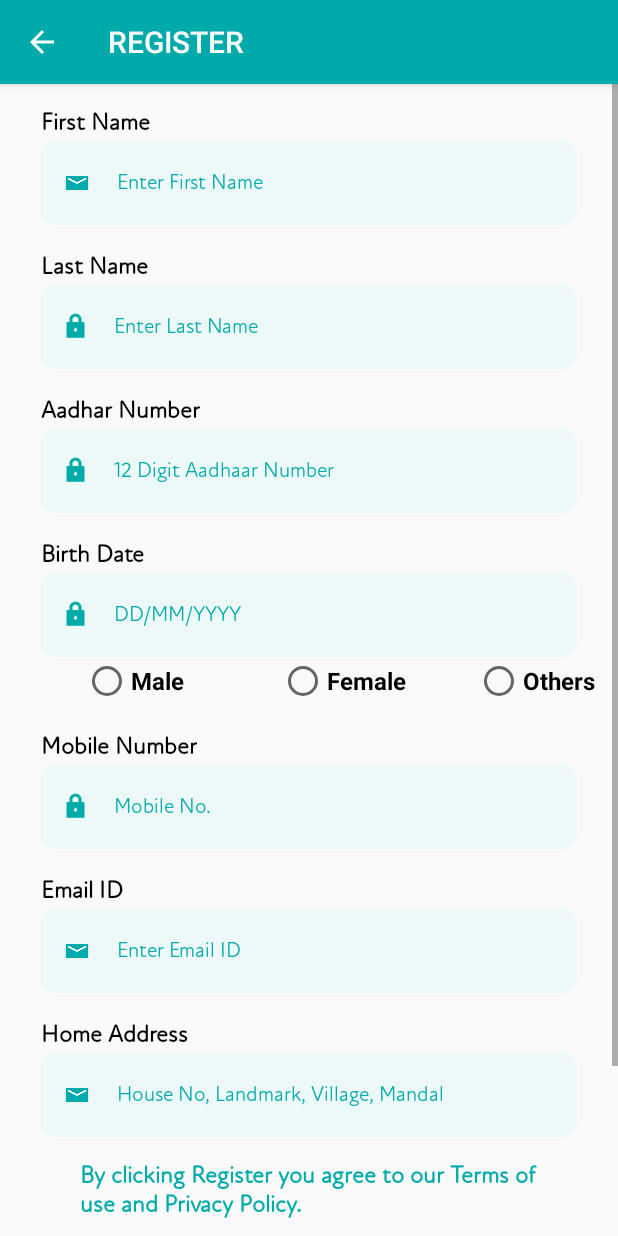
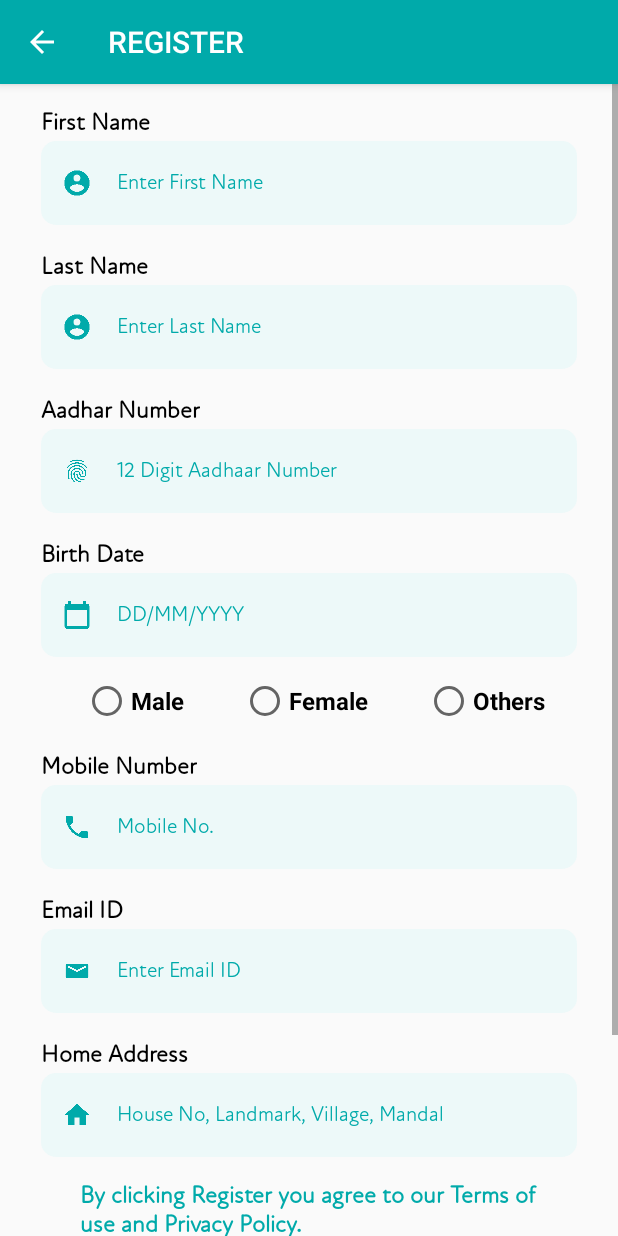
Before and after one commit to priyamshah112/bapatla-health, an Android app: the Registration screen opened directly, with no data from a screen before it, on a phone screen of 412 x 824 dp. Run offline under Robolectric (Android 15) with nearby library versions, the phone set to English and light mode, and no system bars.

Commit message:
registration icons added

```diff
--- /dev/null
+++ b/app/src/main/res/drawable/account_icon.xml
@@ -0,0 +1,12 @@
+<?xml version="1.0" encoding="utf-8"?>
+<layer-list xmlns:android="http://schemas.android.com/apk/res/android" >
+
+    <item
+        android:drawable="@drawable/baseline_account_circle_black_48dp"
+        android:width="20dp"
+        android:height="20dp"
+        android:start="14dp"
+        android:right="17dp"
+        />
+
+</layer-list >
--- /dev/null
+++ b/app/src/main/res/drawable/calendar_icon.xml
@@ -0,0 +1,12 @@
+<?xml version="1.0" encoding="utf-8"?>
+<layer-list xmlns:android="http://schemas.android.com/apk/res/android" >
+
+    <item
+        android:drawable="@drawable/calendar_today_black_48dp"
+        android:width="20dp"
+        android:height="20dp"
+        android:start="14dp"
+        android:right="17dp"
+        />
+
+</layer-list >
--- /dev/null
+++ b/app/src/main/res/drawable/fingerprint_icon.xml
@@ -0,0 +1,12 @@
+<?xml version="1.0" encoding="utf-8"?>
+<layer-list xmlns:android="http://schemas.android.com/apk/res/android" >
+
+    <item
+        android:drawable="@drawable/fingerprint_black_48dp"
+        android:width="20dp"
+        android:height="20dp"
+        android:start="14dp"
+        android:right="17dp"
+        />
+
+</layer-list >
--- /dev/null
+++ b/app/src/main/res/drawable/home_icon.xml
@@ -0,0 +1,12 @@
+<?xml version="1.0" encoding="utf-8"?>
+<layer-list xmlns:android="http://schemas.android.com/apk/res/android" >
+
+    <item
+        android:drawable="@drawable/home_black_48dp"
+        android:width="20dp"
+        android:height="20dp"
+        android:start="14dp"
+        android:right="17dp"
+        />
+
+</layer-list >
--- /dev/null
+++ b/app/src/main/res/drawable/phone_icon.xml
@@ -0,0 +1,12 @@
+<?xml version="1.0" encoding="utf-8"?>
+<layer-list xmlns:android="http://schemas.android.com/apk/res/android" >
+
+    <item
+        android:drawable="@drawable/phone_black_48dp"
+        android:width="20dp"
+        android:height="20dp"
+        android:start="14dp"
+        android:right="17dp"
+        />
+
+</layer-list >
--- a/app/src/main/res/layout/registration.xml
+++ b/app/src/main/res/layout/registration.xml
@@ -42,7 +42,7 @@
                 android:layout_marginTop="2.5dp"
                 android:layout_marginEnd="17dp"
                 android:background="@drawable/rounded_corners"
-                android:drawableLeft="@drawable/forgot_password_email_icon"
+                android:drawableLeft="@drawable/account_icon"
                 android:fontFamily="@font/attenroundnewbook"
                 android:hint="@string/register_first_name"
                 android:inputType="text"
@@ -71,7 +71,7 @@
                 android:layout_marginTop="2.5dp"
                 android:layout_marginEnd="17dp"
                 android:background="@drawable/rounded_corners"
-                android:drawableLeft="@drawable/login_password_icon"
+                android:drawableLeft="@drawable/account_icon"
                 android:fontFamily="@font/attenroundnewbook"
                 android:hint="@string/register_last_name"
                 android:inputType="text"
@@ -100,7 +100,7 @@
                 android:layout_marginTop="2.5dp"
                 android:layout_marginEnd="17dp"
                 android:background="@drawable/rounded_corners"
-                android:drawableLeft="@drawable/login_password_icon"
+                android:drawableLeft="@drawable/fingerprint_icon"
                 android:fontFamily="@font/attenroundnewbook"
                 android:hint="@string/register_aadhaar_number"
                 android:inputType="text"
@@ -129,7 +129,7 @@
                 android:layout_marginTop="2.5dp"
                 android:layout_marginEnd="17dp"
                 android:background="@drawable/rounded_corners"
-                android:drawableLeft="@drawable/login_password_icon"
+                android:drawableLeft="@drawable/calendar_icon"
                 android:fontFamily="@font/attenroundnewbook"
                 android:hint="@string/register_birth_date"
                 android:inputType="text"
@@ -143,11 +143,12 @@
                 android:layout_width="match_parent"
                 android:layout_height="wrap_content"
                 android:layout_above="@+id/view_below"
+                android:layout_marginTop="13dp"
                 android:orientation="horizontal">
 
                 <RadioButton
                     android:id="@+id/radio1"
-                    android:layout_width="0dp"
+                    android:layout_width="wrap_content"
                     android:layout_height="wrap_content"
                     android:layout_marginStart="45dp"
                     android:layout_weight="1"
@@ -157,9 +158,9 @@
 
                 <RadioButton
                     android:id="@+id/radio2"
-                    android:layout_width="0dp"
+                    android:layout_width="wrap_content"
                     android:layout_height="wrap_content"
-                    android:layout_marginStart="45dp"
+                    android:layout_marginStart="0dp"
                     android:layout_weight="1"
                     android:text="Female"
                     android:textSize="16sp"
@@ -167,9 +168,9 @@
 
                 <RadioButton
                     android:id="@+id/radio3"
-                    android:layout_width="0dp"
+                    android:layout_width="wrap_content"
                     android:layout_height="wrap_content"
-                    android:layout_marginStart="45dp"
+                    android:layout_marginStart="0dp"
                     android:layout_weight="1"
                     android:text="Others"
                     android:textSize="16sp"
@@ -197,7 +198,7 @@
                 android:layout_marginTop="2.5dp"
                 android:layout_marginEnd="17dp"
                 android:background="@drawable/rounded_corners"
-                android:drawableLeft="@drawable/login_password_icon"
+                android:drawableLeft="@drawable/phone_icon"
                 android:fontFamily="@font/attenroundnewbook"
                 android:hint="@string/register_mobile_no"
                 android:inputType="text"
@@ -255,7 +256,7 @@
                 android:layout_marginTop="2.5dp"
                 android:layout_marginEnd="17dp"
                 android:background="@drawable/rounded_corners"
-                android:drawableLeft="@drawable/forgot_password_email_icon"
+                android:drawableLeft="@drawable/home_icon"
                 android:fontFamily="@font/attenroundnewbook"
                 android:hint="@string/register_home_address"
                 android:inputType="text"
@@ -296,6 +297,7 @@
                 android:layout_height="match_parent"
                 android:layout_gravity="center"
                 android:layout_marginTop="7.5dp"
+                android:layout_marginBottom="16dp"
                 android:orientation="horizontal"
                 app:layout_constraintEnd_toEndOf="parent"
                 app:layout_constraintStart_toStartOf="parent"
```
Also changed, not shown: app/src/main/res/drawable/baseline_account_circle_black_48dp.png (added), app/src/main/res/drawable/calendar_today_black_48dp.png (added), app/src/main/res/drawable/fingerprint_black_48dp.png (added), app/src/main/res/drawable/home_black_48dp.png (added), app/src/main/res/drawable/phone_black_48dp.png (added).
